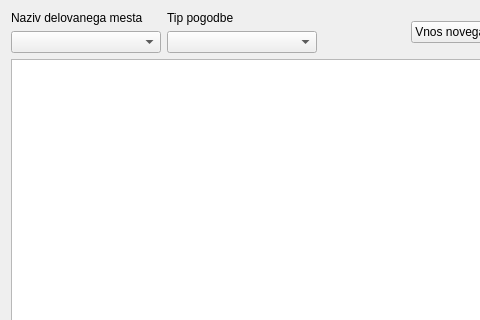
Before: the Qt Designer form wid_uporabnik.ui in bubi-luka/BubiRacun, drawn with Qt 5; both pictures show x 0 to 480 and y 0 to 320 of the 859 by 634 pixel window.
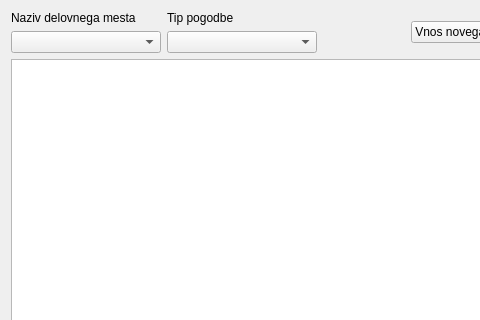
After: the same form once the commit is applied.

```diff
--- a/wid_uporabnik.ui
+++ b/wid_uporabnik.ui
@@ -24,7 +24,7 @@
        <item row="1" column="0">
         <widget class="QLabel" name="label_2">
          <property name="text">
-          <string>Naziv delovanega mesta</string>
+          <string>Naziv delovnega mesta</string>
          </property>
         </widget>
        </item>
```
